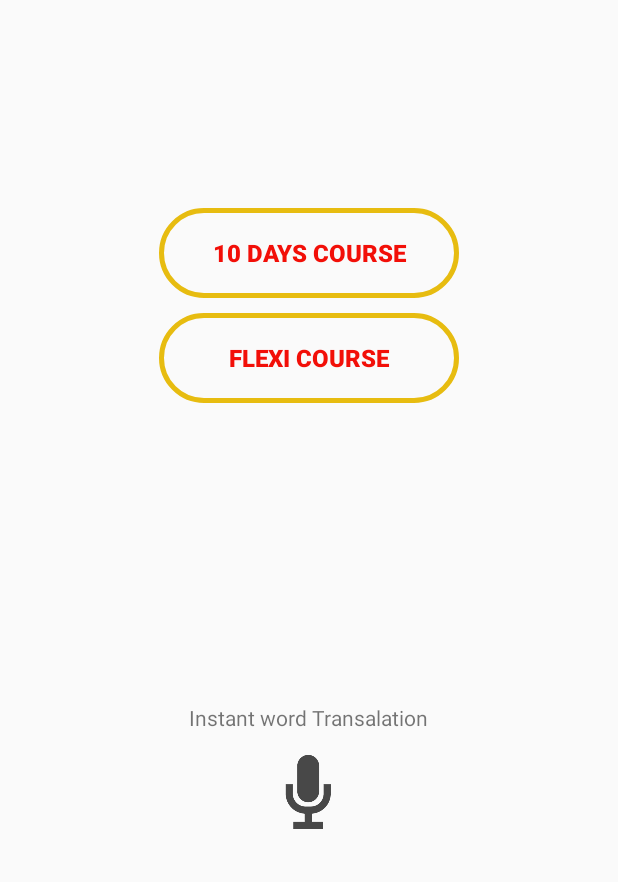
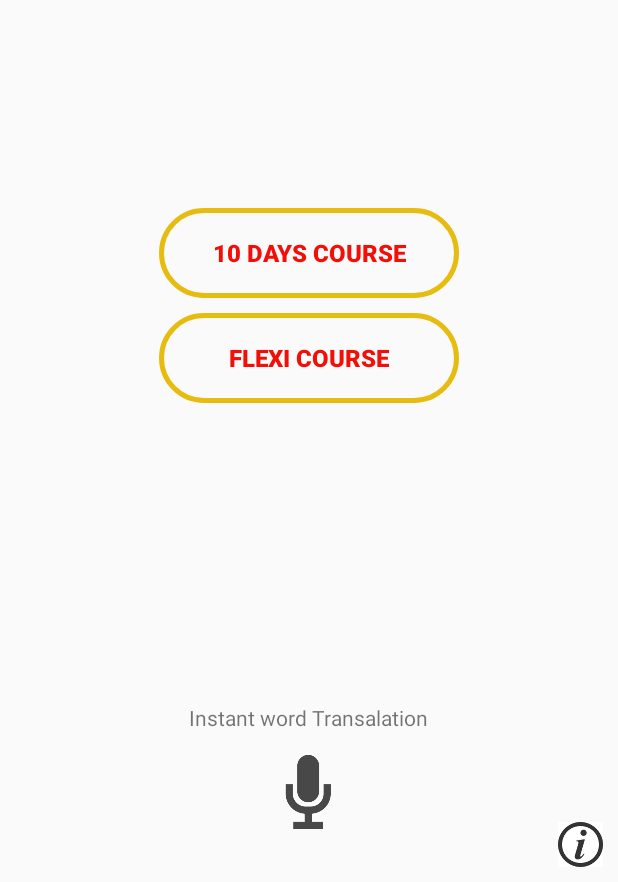
Before and after one commit to Ekaanth/LearnKannada_KannadaKali, an Android app: the screen it shows after launch (ChooseCourseActivity), on a phone screen of 412 x 824 dp, the part 354-1236 px from its top. Run offline under Robolectric (Android 15) with nearby library versions, the phone set to English and light mode, and no system bars.

Commit message:
beta on playstore

```diff
--- a/app/src/main/res/layout/activity_choose_course.xml
+++ b/app/src/main/res/layout/activity_choose_course.xml
@@ -71,4 +71,13 @@ tools:context="app.learnkannada.com.learnkannadakannadakali.Homepage">
     android:layout_width="wrap_content"
     android:layout_height="40dp" />-->
 
+<ImageView
+    android:id="@+id/infoIconID"
+    android:layout_alignParentBottom="true"
+    android:layout_alignParentEnd="true"
+    android:src="@drawable/info"
+    android:layout_margin="10dp"
+    android:layout_width="30dp"
+    android:layout_height="30dp" />
+
 </RelativeLayout>
```
Also changed, not shown: app/src/main/res/drawable/info.png (added).
